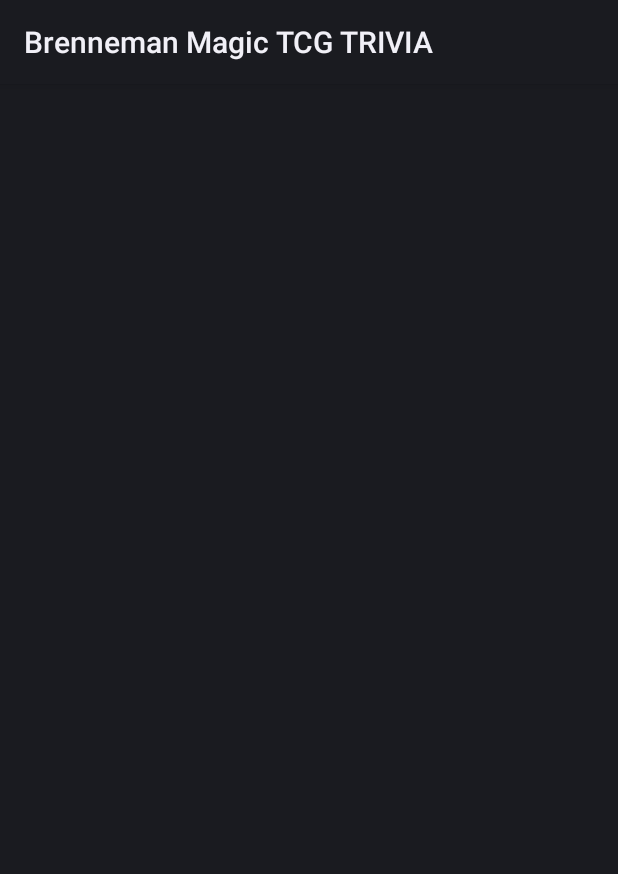
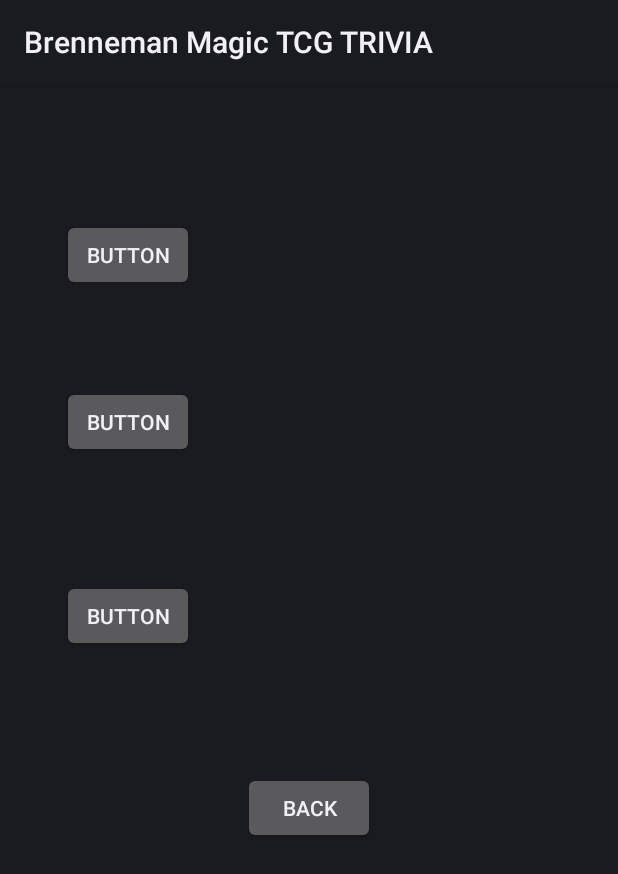
Before and after one commit to kalvin66rocks/CMPSC475, an Android app: the layout about.xml on its own in the app's theme, with its tools: preview values and no code run, on a phone screen of 412 x 824 dp. Shown: the top 874 px of the screen. Run offline under Robolectric (Android 15) with nearby library versions, the light colour scheme and no system bars.

Commit message:
worked on option  2, still have to figure out what real content that is actually going to contain

```diff
--- a/ProjectMidSemester/app/src/main/AndroidManifest.xml
+++ b/ProjectMidSemester/app/src/main/AndroidManifest.xml
@@ -16,6 +16,7 @@
             </intent-filter>
         </activity>
         <activity android:name=".History"></activity>
+        <activity android:name=".About"></activity>
     </application>
 
 </manifest>
--- a/ProjectMidSemester/app/src/main/java/com/kevin/projectmidsemester/About.java
+++ b/ProjectMidSemester/app/src/main/java/com/kevin/projectmidsemester/About.java
@@ -2,10 +2,13 @@ package com.kevin.projectmidsemester;
 
 import android.app.Activity;
 import android.os.Bundle;
+import android.view.View;
 
 /**
  * Created by kalvi_000 on 3/12/2017.
  */
+
+//note to self. Declare all classes in the android manifest or the app will crash
 
 public class About extends Activity {
     @Override
@@ -13,4 +16,8 @@ public class About extends Activity {
         super.onCreate(savedInstanceState);
         setContentView(R.layout.about);
     }
+
+    public void goToMain(View view){
+        finish();
+    }
 }
--- a/ProjectMidSemester/app/src/main/java/com/kevin/projectmidsemester/MainActivity.java
+++ b/ProjectMidSemester/app/src/main/java/com/kevin/projectmidsemester/MainActivity.java
@@ -14,7 +14,7 @@ public class MainActivity extends ListActivity {
     @Override
     protected void onCreate(Bundle savedInstanceState) {
         super.onCreate(savedInstanceState);
-        String[] coolFacts = {"How did magic begin?", "Magic TCG Reddit Page", "Cool Fact 3",
+        String[] coolFacts = {"How did magic begin?", "How do I play?", "Cool Fact 3",
                 "Cool Fact 4", "Cool Fact 5"};
         setListAdapter(new ArrayAdapter<String>(this, R.layout.activity_main, R.id.coolFact, coolFacts));
     }
@@ -26,7 +26,8 @@ public class MainActivity extends ListActivity {
                 startActivity(new Intent(MainActivity.this, History.class));
                 break;
             case 1:
-                startActivity(new Intent(Intent.ACTION_VIEW, Uri.parse("http://www.reddit.com/r/magictcg")));
+                //startActivity(new Intent(Intent.ACTION_VIEW, Uri.parse("http://www.reddit.com/r/magictcg")));
+                startActivity(new Intent(MainActivity.this, About.class));
                 break;
             case 2:
                 //startActivity(new Intent(MainActivity.this, Bridge.class));
--- a/ProjectMidSemester/app/src/main/res/layout/about.xml
+++ b/ProjectMidSemester/app/src/main/res/layout/about.xml
@@ -2,4 +2,41 @@
 <RelativeLayout xmlns:android="http://schemas.android.com/apk/res/android"
     android:layout_width="match_parent" android:layout_height="match_parent">
 
+    <Button
+        android:id="@+id/button"
+        android:layout_width="wrap_content"
+        android:layout_height="wrap_content"
+        android:layout_alignParentStart="true"
+        android:layout_alignParentTop="true"
+        android:layout_marginStart="41dp"
+        android:layout_marginTop="90dp"
+        android:text="Button" />
+
+    <Button
+        android:id="@+id/button2"
+        android:layout_width="wrap_content"
+        android:layout_height="wrap_content"
+        android:layout_marginTop="63dp"
+        android:text="Button"
+        android:layout_below="@+id/button"
+        android:layout_alignStart="@+id/button" />
+
+    <Button
+        android:id="@+id/button3"
+        android:layout_width="wrap_content"
+        android:layout_height="wrap_content"
+        android:layout_alignStart="@+id/button"
+        android:layout_below="@+id/button2"
+        android:layout_marginTop="81dp"
+        android:text="Button" />
+
+    <Button
+        android:id="@+id/button4"
+        android:layout_width="wrap_content"
+        android:layout_height="wrap_content"
+        android:layout_below="@+id/button3"
+        android:layout_centerHorizontal="true"
+        android:layout_marginTop="80dp"
+        android:onClick="goToMain"
+        android:text="Back" />
 </RelativeLayout>
```
